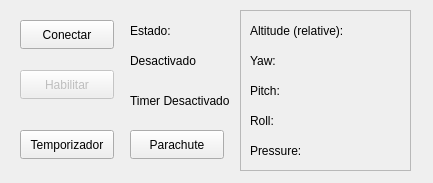
Old version of the form gui/brocketui/uifiles/mainwindow.ui in the repository px2ec/baales_rocket.
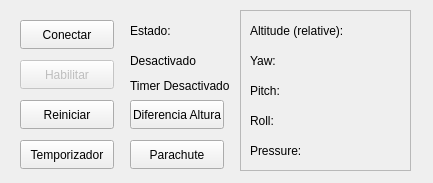
New version of the form.

Commit message:
Más botoes
de reinicio y seteo de diff de altura

```diff
--- a/gui/brocketui/uifiles/mainwindow.ui
+++ b/gui/brocketui/uifiles/mainwindow.ui
@@ -52,7 +52,7 @@
     <property name="geometry">
      <rect>
       <x>20</x>
-      <y>70</y>
+      <y>60</y>
       <width>94</width>
       <height>29</height>
      </rect>
@@ -94,7 +94,7 @@
     <property name="geometry">
      <rect>
       <x>20</x>
-      <y>130</y>
+      <y>140</y>
       <width>94</width>
       <height>29</height>
      </rect>
@@ -107,9 +107,9 @@
     <property name="geometry">
      <rect>
       <x>130</x>
-      <y>80</y>
+      <y>70</y>
       <width>101</width>
-      <height>41</height>
+      <height>31</height>
      </rect>
     </property>
     <property name="text">
@@ -123,7 +123,7 @@
     <property name="geometry">
      <rect>
       <x>130</x>
-      <y>130</y>
+      <y>140</y>
       <width>94</width>
       <height>29</height>
      </rect>
@@ -213,6 +213,32 @@
      </property>
     </widget>
    </widget>
+   <widget class="QPushButton" name="pbReset">
+    <property name="geometry">
+     <rect>
+      <x>20</x>
+      <y>100</y>
+      <width>94</width>
+      <height>29</height>
+     </rect>
+    </property>
+    <property name="text">
+     <string>Reiniciar</string>
+    </property>
+   </widget>
+   <widget class="QPushButton" name="pbDiffTrigger">
+    <property name="geometry">
+     <rect>
+      <x>130</x>
+      <y>100</y>
+      <width>94</width>
+      <height>29</height>
+     </rect>
+    </property>
+    <property name="text">
+     <string>Diferencia Altura</string>
+    </property>
+   </widget>
    <zorder>frame</zorder>
    <zorder>pbConnect</zorder>
    <zorder>pbEnable</zorder>
```
Left out of the diff: 2 changed lines with no effect on the pictures.
